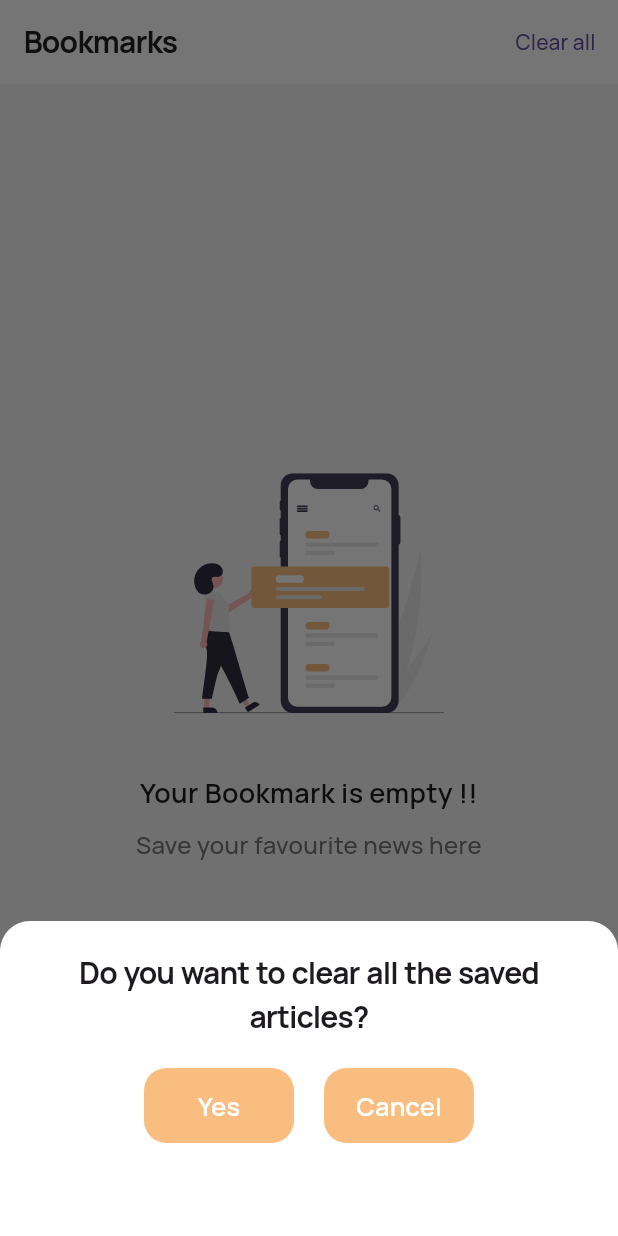
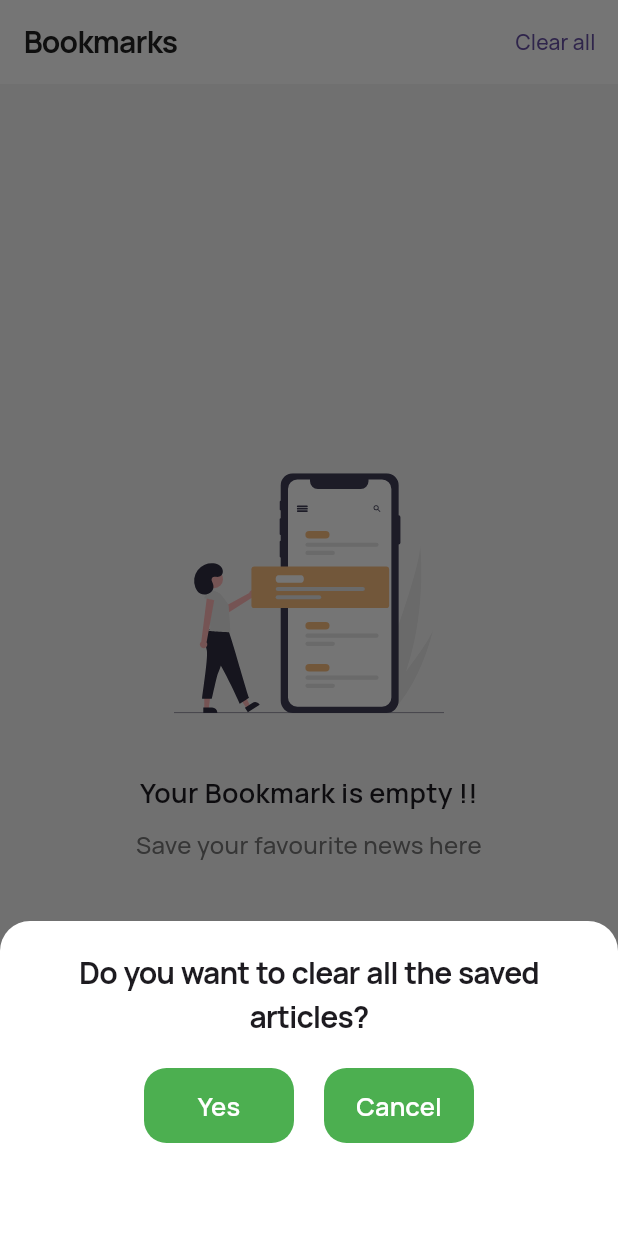
Before and after one commit to ronaldwindwaai/SADCPFNow, a Flutter app: the BookmarkTab screen opened directly, after a tap on "Clear all", on a phone screen of 412 x 824 dp. Run offline on Flutter 3.47's test engine with Material 3 defaults, Android fonts, the phone set to English and light mode, and no system bars; our stand-ins replace animated_bottom_navigation_bar, app_links, cached_network_image, dots_indicator, easy_localization, firebase_analytics and 24 more; missing offline and left inert: app_settings, carousel_slider_plus, flutter_facebook_auth, flutter_html_audio, flutter_html_svg, flutter_html_table and 5 more; accounts and stored records are empty; network calls fail.

Commit message:
Updated configuration files and changed the logo and project icons

```diff
--- a/lib/config/config.dart
+++ b/lib/config/config.dart
@@ -2,16 +2,16 @@ import 'package:flutter/material.dart';
 
 class Config {
   // App Name
-  static const appName = 'SADCPFNow';
+  static const appName = 'SADC PF Now';
 
   // Onesignal App ID
-  static const String onesignalAppID = 'd4c87597-53b1-46c2*********';
+  static const String onesignalAppID = '1497f463-0925-45db-a4d6-240a5e3e83c1';
 
   //iOS App ID (Ignore this for Android)
   static const iOSAppID = '000000';
 
   // App theme color
-  static const Color appThemeColor = Color(0xFFf8bd7f);
+  static const Color appThemeColor = Color(0xFF4CAF50);
 
   // App Icons
   static const String appIcon = 'assets/images/icon.png';
```
Also changed, not shown: assets/images/icon.png, assets/images/logo.png, assets/images/logo_dark.png, assets/images/splash.png, 9 other files.
